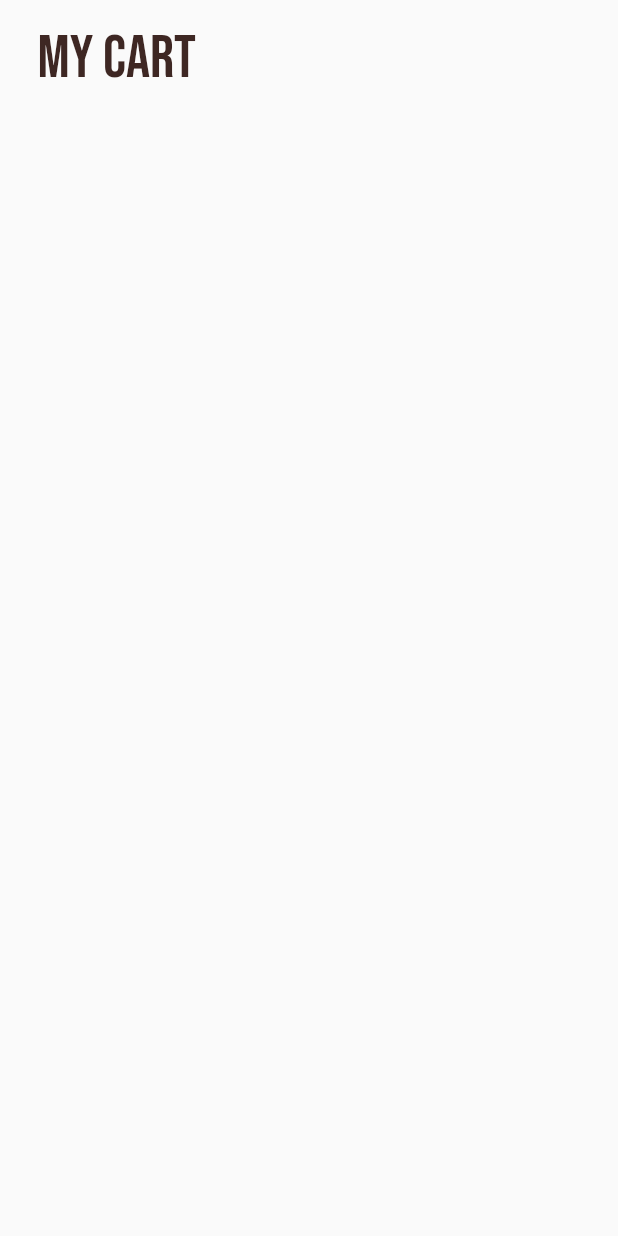
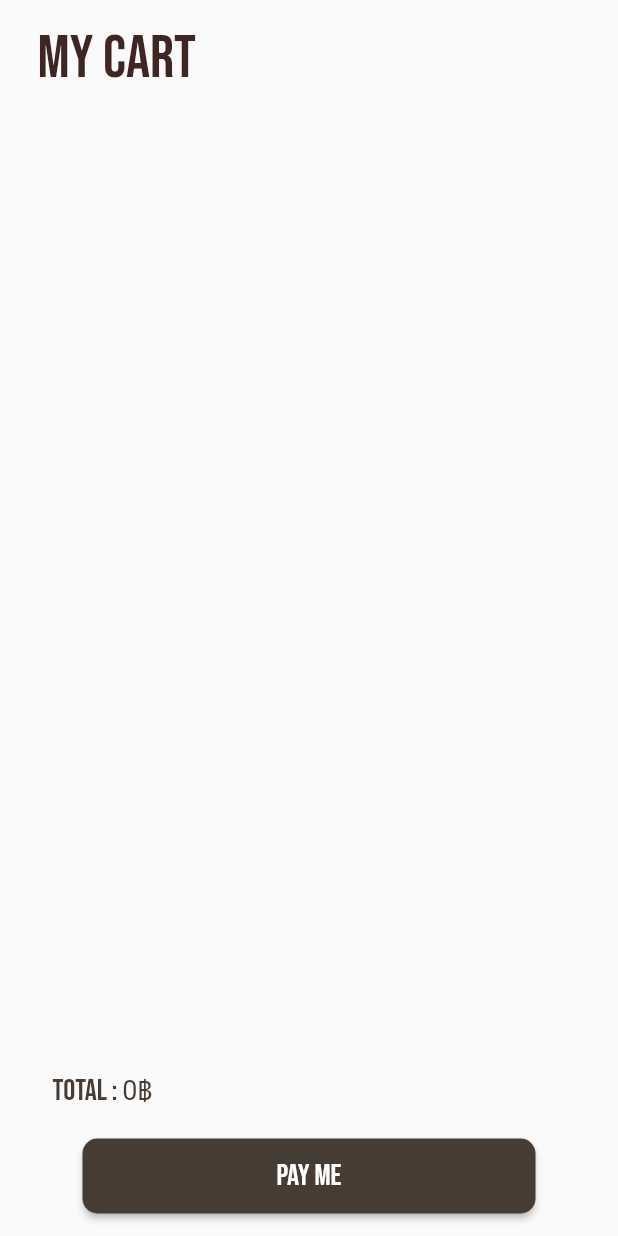
Before and after one commit to Amonpan-suru/FlutterProject, a Flutter app: the CartPage widget shown alone on an empty page, opened directly, on a phone screen of 412 x 824 dp. Run offline on Flutter 3.47's test engine with Material 2 defaults, Android fonts, the phone set to English and light mode, and no system bars; our stand-ins replace google_nav_bar; missing offline and left inert: debug_console.

Commit message:
AddPayButton+Thankyoupage

```diff
--- a/plant_me/lib/pages/cart_page.dart
+++ b/plant_me/lib/pages/cart_page.dart
@@ -1,6 +1,9 @@
 import 'package:flutter/material.dart';
+import 'package:plant_me/color.dart';
 import 'package:plant_me/models/cart.dart';
 import 'package:plant_me/models/plant.dart';
+import 'package:plant_me/pages/home_page.dart';
+import 'package:plant_me/screen/thankyou.dart';
 import 'package:provider/provider.dart';
 
 import '../components/cart_item.dart';
@@ -12,30 +15,80 @@ class CartPage extends StatelessWidget {
   Widget build(BuildContext context) {
     return Consumer<Cart>(
       builder: (context, value, child) => Padding(
-        padding: const EdgeInsets.symmetric(horizontal: 25.0 ,vertical: 15),
+        padding: const EdgeInsets.symmetric(horizontal: 25.0, vertical: 15),
         child: Column(
           crossAxisAlignment: CrossAxisAlignment.start,
           children: [
             //heading
-            Text('My Cart',
-              style: TextStyle(
-                color: Colors.brown[900],
-                fontSize: 40
-              ),
+            Text(
+              'My Cart',
+              style: TextStyle(color: Colors.brown[900], fontSize: 40),
             ),
 
-            const SizedBox(height: 20,),
+            const SizedBox(
+              height: 20,
+            ),
 
             Expanded(
               child: ListView.builder(
                 itemCount: value.getUserCart().length,
-                itemBuilder: (context, index){
-              // get individual plant
-              Plant individualPlant = value.getUserCart()[index];
+                itemBuilder: (context, index) {
+                  // get individual plant
+                  Plant individualPlant = value.getUserCart()[index];
 
-              //return cart item
-              return CartItem(plant: individualPlant,);
-            },),)
+                  //return cart item
+                  return CartItem(
+                    plant: individualPlant,
+                  );
+                },
+              ),
+            ),
+            Padding(
+              padding: const EdgeInsets.fromLTRB(10, 20, 10, 0),
+              child: RichText(
+                  text: const TextSpan(
+                      style: TextStyle(
+                          fontFamily: "BebasNeue", color: brown, fontSize: 20),
+                      text: "Total : ",
+                      children: [
+                    TextSpan(
+                      style: TextStyle(
+                        color: brown,
+                        fontSize: 18,
+                      ),
+                      text: '0฿ ',
+                    )
+                  ])),
+            ),
+            SizedBox(
+              child: Padding(
+                padding: const EdgeInsets.fromLTRB(30, 20, 30, 0),
+                child: SizedBox(
+                    height: 50,
+                    width: double.infinity,
+                    child: ElevatedButton(
+                      onPressed: () {
+                        Navigator.push(
+                            context,
+                            MaterialPageRoute(
+                                builder: (context) => const thankyouScreen()));
+                      },
+                      style: ElevatedButton.styleFrom(
+                          backgroundColor: brown,
+                          shape: RoundedRectangleBorder(
+                              borderRadius:
+                                  BorderRadius.circular(10)) // Background color
+                          ),
+                      child: const Text(
+                        "PAY ME",
+                        style: TextStyle(
+                          color: Colors.white,
+                          fontSize: 20,
+                        ),
+                      ),
+                    )),
+              ),
+            ),
           ],
         ),
       ),
```
Also changed, not shown: plant_me/lib/screen/thankyou.dart (added, +34 -0 lines), plant_me/assets/img/thankyou_logo.png (added).
